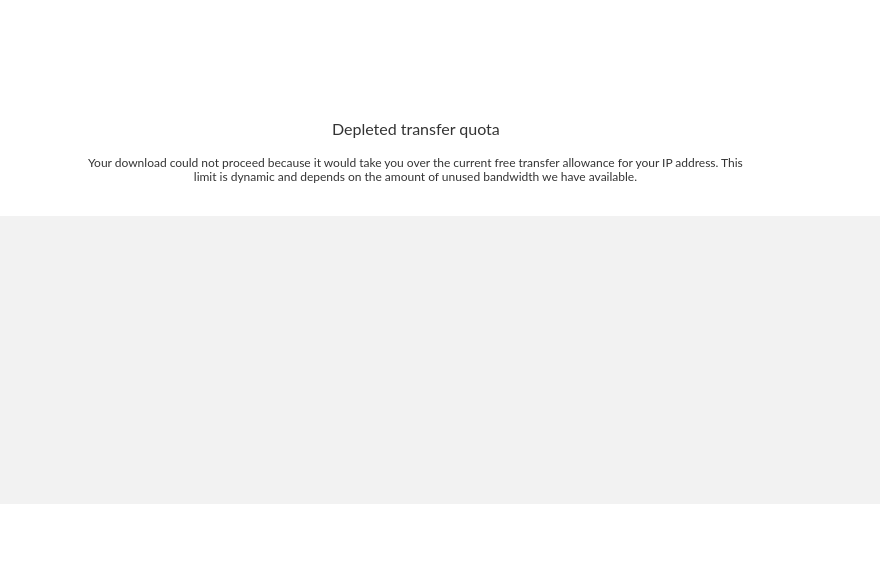
meganz/MEGAsync, file src/MEGASync/gui/linux/UpgradeDialog.ui: the form before one commit.
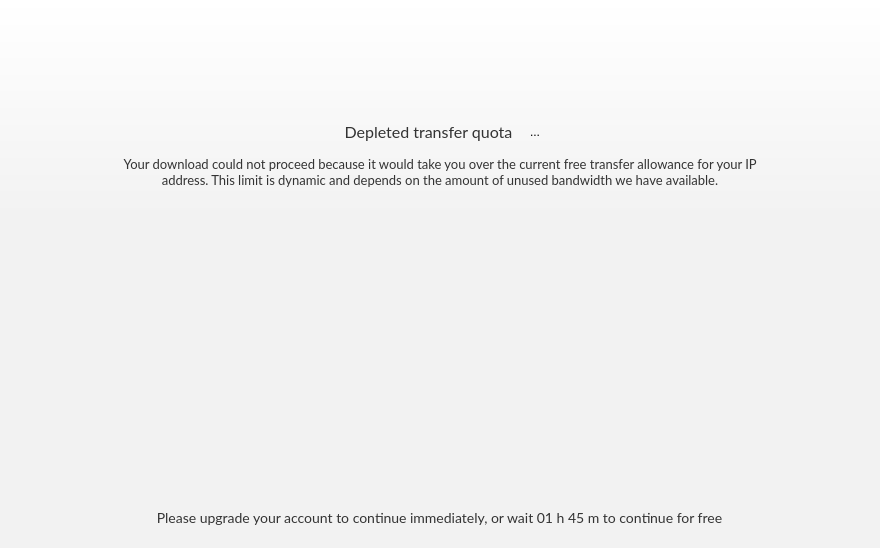
The form after the commit. Icons and pictures are not drawn.

Commit message: [Feature] Add bandwidth overquota upgrade dialog dynamic transfer help pop over.

What changed in the file:
```diff
--- a/src/MEGASync/gui/linux/UpgradeDialog.ui
+++ b/src/MEGASync/gui/linux/UpgradeDialog.ui
@@ -7,19 +7,19 @@
     <x>0</x>
     <y>0</y>
     <width>880</width>
-    <height>568</height>
+    <height>548</height>
    </rect>
   </property>
   <property name="minimumSize">
    <size>
     <width>880</width>
-    <height>568</height>
+    <height>548</height>
    </size>
   </property>
   <property name="maximumSize">
    <size>
     <width>880</width>
-    <height>568</height>
+    <height>548</height>
    </size>
   </property>
   <property name="windowTitle">
@@ -28,20 +28,7 @@
   <property name="styleSheet">
    <string notr="true">#UpgradeDialog
 {
-	background-color: #FFFFFF;
-}
-#lDescRecommendation, #labelInfo
-{
-    color: #333333;
-	font-family: Lato;
-	font-size: 12px;
-	line-height: 20px;
-}
-#labelRemainingTime
-{
-  font-family: Lato;
-  font-size: 14px;
-  color: #333333;
+	background-color: #F2F2F2;
 }</string>
   </property>
   <layout class="QVBoxLayout" name="verticalLayout">
@@ -74,6 +61,12 @@
        <height>216</height>
       </size>
      </property>
+     <property name="styleSheet">
+      <string notr="true">#widgetHeader
+{
+background: qlineargradient( x1:0 y1:0, x2:0 y2:1, stop:0 #FFFFFF, stop:1 #F2F2F2);
+}</string>
+     </property>
      <layout class="QVBoxLayout" name="verticalLayout_3">
       <property name="spacing">
        <number>0</number>
@@ -81,21 +74,43 @@
       <property name="leftMargin">
        <number>0</number>
       </property>
+      <property name="topMargin">
+       <number>0</number>
+      </property>
       <property name="rightMargin">
-       <number>48</number>
+       <number>0</number>
       </property>
+      <property name="bottomMargin">
+       <number>0</number>
+      </property>
+      <item>
+       <spacer name="verticalSpacer">
+        <property name="orientation">
+         <enum>Qt::Vertical</enum>
+        </property>
+        <property name="sizeType">
+         <enum>QSizePolicy::Fixed</enum>
+        </property>
+        <property name="sizeHint" stdset="0">
+         <size>
+          <width>20</width>
+          <height>32</height>
+         </size>
+        </property>
+       </spacer>
+      </item>
       <item alignment="Qt::AlignHCenter">
        <widget class="QToolButton" name="toolButtonIconImage">
         <property name="minimumSize">
          <size>
-          <width>94</width>
-          <height>94</height>
+          <width>64</width>
+          <height>64</height>
          </size>
         </property>
         <property name="maximumSize">
          <size>
-          <width>94</width>
-          <height>94</height>
+          <width>64</width>
+          <height>64</height>
          </size>
         </property>
         <property name="focusPolicy">
@@ -124,36 +139,120 @@
        </widget>
       </item>
       <item>
-       <widget class="QLabel" name="labelTitle">
-        <property name="styleSheet">
-         <string notr="true">color: #333333;
+       <layout class="QHBoxLayout" name="horizontalLayout">
+        <item>
+         <spacer name="horizontalSpacer">
+          <property name="orientation">
+           <enum>Qt::Horizontal</enum>
+          </property>
+          <property name="sizeHint" stdset="0">
+           <size>
+            <width>40</width>
+            <height>20</height>
+           </size>
+          </property>
+         </spacer>
+        </item>
+        <item>
+         <widget class="QLabel" name="labelTitle">
+          <property name="minimumSize">
+           <size>
+            <width>189</width>
+            <height>24</height>
+           </size>
+          </property>
+          <property name="maximumSize">
+           <size>
+            <width>189</width>
+            <height>24</height>
+           </size>
+          </property>
+          <property name="styleSheet">
+           <string notr="true">color: #333333;
 font-family: Lato;
 font-size: 16px;</string>
-        </property>
-        <property name="text">
-         <string>Depleted transfer quota</string>
-        </property>
-        <property name="alignment">
-         <set>Qt::AlignCenter</set>
-        </property>
-       </widget>
+          </property>
+          <property name="text">
+           <string>Depleted transfer quota</string>
+          </property>
+          <property name="alignment">
+           <set>Qt::AlignCenter</set>
+          </property>
+         </widget>
+        </item>
+        <item>
+         <widget class="QToolButton" name="toolButtonQuestion">
+          <property name="minimumSize">
+           <size>
+            <width>24</width>
+            <height>24</height>
+           </size>
+          </property>
+          <property name="maximumSize">
+           <size>
+            <width>24</width>
+            <height>24</height>
+           </size>
+          </property>
+          <property name="styleSheet">
+           <string notr="true">#toolButtonQuestion
+{
+	border: none;
+}</string>
+          </property>
+          <property name="text">
+           <string>...</string>
+          </property>
+          <property name="icon">
+           <iconset resource="../Resources_linux.qrc">
+            <normaloff>:/images/icon_question_white.png</normaloff>:/images/icon_question_white.png</iconset>
+          </property>
+          <property name="iconSize">
+           <size>
+            <width>24</width>
+            <height>24</height>
+           </size>
+          </property>
+         </widget>
+        </item>
+        <item>
+         <spacer name="horizontalSpacer_2">
+          <property name="orientation">
+           <enum>Qt::Horizontal</enum>
+          </property>
+          <property name="sizeHint" stdset="0">
+           <size>
+            <width>40</width>
+            <height>20</height>
+           </size>
+          </property>
+         </spacer>
+        </item>
+       </layout>
       </item>
       <item alignment="Qt::AlignHCenter">
        <widget class="QLabel" name="labelInfo">
         <property name="minimumSize">
          <size>
-          <width>675</width>
-          <height>0</height>
+          <width>640</width>
+          <height>48</height>
          </size>
         </property>
         <property name="maximumSize">
          <size>
-          <width>675</width>
-          <height>16777215</height>
+          <width>640</width>
+          <height>48</height>
          </size>
         </property>
         <property name="styleSheet">
-         <string notr="true"/>
+         <string notr="true">#labelInfo
+{
+    color: #333333;
+	font-family: Lato;
+	font-size: 13px;
+	line-height: 24px;
+	letter-spacing: 0;
+}</string>
         </property>
         <property name="text">
          <string>Your download could not proceed because it would take you over the current free transfer allowance for your IP address. This limit is dynamic and depends on the amount of unused bandwidth we have available.</string>
@@ -169,18 +268,31 @@
      </layout>
     </widget>
    </item>
+   <item>
+    <spacer name="verticalSpacer_2">
+     <property name="orientation">
+      <enum>Qt::Vertical</enum>
+     </property>
+     <property name="sizeHint" stdset="0">
+      <size>
+       <width>20</width>
+       <height>48</height>
+      </size>
+     </property>
+    </spacer>
+   </item>
    <item>
     <widget class="QWidget" name="wPlans" native="true">
      <property name="minimumSize">
       <size>
        <width>0</width>
-       <height>288</height>
+       <height>242</height>
       </size>
      </property>
      <property name="maximumSize">
       <size>
        <width>16777215</width>
-       <height>288</height>
+       <height>242</height>
       </size>
      </property>
      <property name="styleSheet">
@@ -196,13 +308,13 @@
      <property name="minimumSize">
       <size>
        <width>0</width>
-       <height>64</height>
+       <height>62</height>
       </size>
      </property>
      <property name="maximumSize">
       <size>
        <width>16777215</width>
-       <height>64</height>
+       <height>62</height>
       </size>
      </property>
      <layout class="QHBoxLayout" name="horizontalLayout_2">
@@ -235,11 +347,19 @@
           <height>40</height>
          </size>
         </property>
+        <property name="styleSheet">
+         <string notr="true">#labelRemainingTime
+{
+  font-family: Lato;
+  font-size: 14px;
+  color: #333333;
+}</string>
+        </property>
         <property name="lineWidth">
          <number>2</number>
         </property>
         <property name="text">
-         <string/>
+         <string>Please upgrade your account to continue immediately, or wait 01 h 45 m to continue for free</string>
         </property>
         <property name="alignment">
          <set>Qt::AlignCenter</set>
```
Left out of the diff: 6 changed lines with no effect on the pictures. The commit also changes 13 other files.
